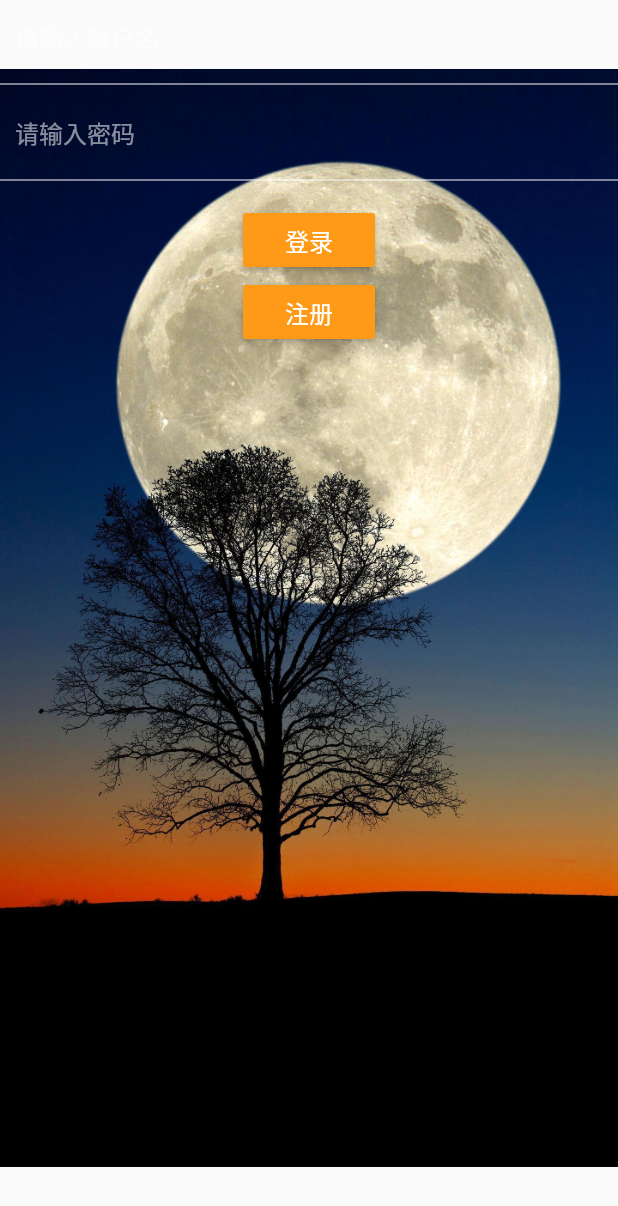
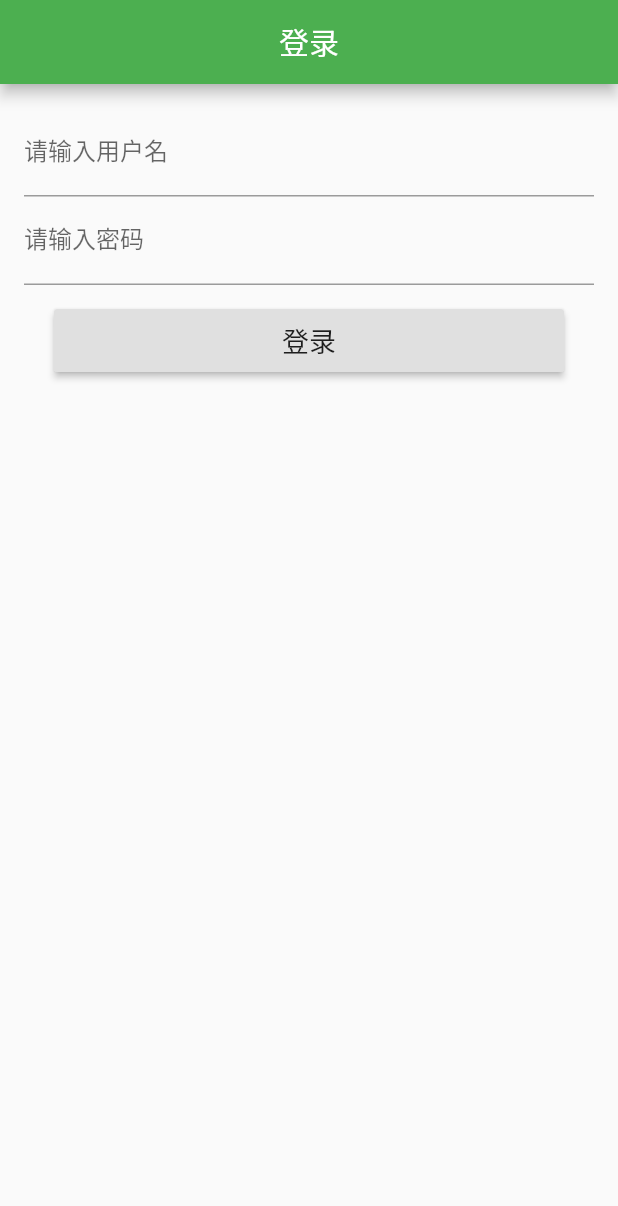
Before and after one commit to krilie/lico_app, a Flutter app: the screen it shows after launch, on a phone screen of 412 x 824 dp. Shown: the top 1206 px of the screen. Run offline on Flutter 3.47's test engine with Material 2 defaults, Android fonts, the phone set to English and light mode, and no system bars; drawn by our look-alikes of oktoast; our stand-ins replace dio, shared_preferences; generated files the repository leaves out were written again.

Commit message:
注册页面

```diff
--- a/lib/splash_page/splash.dart
+++ b/lib/splash_page/splash.dart
@@ -35,7 +35,7 @@ class _SplashPage extends State<SplashPage> {
       if (!isStartHomePage) {
         //跳转主页 且销毁当前页面
         Navigator.of(context).pushAndRemoveUntil(
-            new MaterialPageRoute(builder: (context) => new LoginScreen()),
+            new MaterialPageRoute(builder: (context) => new UserLoginScreen()),
             (Route<dynamic> rout) => false);
         isStartHomePage = true;
       }
--- a/lib/user/user_login.dart
+++ b/lib/user/user_login.dart
@@ -1,205 +1,70 @@
-import 'package:dio/dio.dart';
 import 'package:flutter/material.dart';
-import 'package:lico_app/data_storage/kvstorage.dart';
 import 'package:lico_app/network/http_api.dart';
-import 'package:lico_app/network/http_api_model.dart';
-import 'package:lico_app/user/user_register.dart';
-import 'package:oktoast/oktoast.dart';
-import 'package:shared_preferences/shared_preferences.dart';
 
-import 'package:lico_app/HomePage.dart';
-
-class LoginScreen extends StatelessWidget {
+class UserLoginScreen extends StatefulWidget {
   @override
-  Widget build(BuildContext context) {
-    return new MaterialApp(
-      title: '登录',
-      home: _LoginScreen(),
-    );
-  }
+  _UserLoginScreen createState() => _UserLoginScreen();
 }
 
-class _LoginScreen extends StatefulWidget {
-  @override
-  _LoginScreenState createState() => _LoginScreenState();
-}
-
-class _LoginScreenState extends State<_LoginScreen> {
-  TextEditingController phoneController = TextEditingController();
-  TextEditingController passController = TextEditingController();
-  FocusNode secondTextFieldNode = FocusNode();
-  Container loadingDialog;
-
-  // 显示加载进度条
-  showLoadingDialog() {
-    setState(() {
-      loadingDialog = Container(
-          constraints: BoxConstraints.expand(),
-          color: Color(0x80000000),
-          child: Center(
-            child: CircularProgressIndicator(),
-          ));
-    });
-  }
-
-  // 隐藏加载进度条
-  hideLoadingDialog() {
-    setState(() {
-      loadingDialog = Container();
-    });
-  }
-
-  void login() async {
-    if (phoneController.text.length != 11) {
-      showToast("请输入11位手机号码");
-    } else if (passController.text.length == 0) {
-      showToast("密码不能为空");
-    } else {
-      showLoadingDialog();
-      // 检查登录状态
-      try {
-        UserLoginRet ret = await api.instance
-            .userLogin(phoneController.text, passController.text);
-        KvStorage.setUserInfo(null, null, ret.token);
-        //跳转主页 且销毁当前页面
-        Navigator.of(context).pushAndRemoveUntil(
-            MaterialPageRoute(builder: (context) => new HomePage()),
-            (Route<dynamic> rout) => false);
-      } catch (e) {
-      } finally {
-        hideLoadingDialog();
-      }
-    }
-  }
-
-  @override
-  void initState() {
-    super.initState();
-    hideLoadingDialog();
-  }
+class _UserLoginScreen extends State<UserLoginScreen> {
+  GlobalKey<FormState> registerKey = GlobalKey<FormState>();
+  String loginName; // 用
+  String password; // 密码
 
   @override
   Widget build(BuildContext context) {
     return Scaffold(
-      body: Stack(
-        alignment: Alignment(0.0, -1.0),
-        children: [
-          // 背景图
-          ConstrainedBox(
-            constraints: BoxConstraints.expand(),
-            child: new Image.asset(
-              "images/flower2.jpg",
-              fit: BoxFit.fitWidth,
-            ),
-          ),
-          Padding(
-            padding: EdgeInsets.fromLTRB(0.0, 0.0,0.0, 0.0),
-            // 滚动布局，输入法键盘打开时输入框可以上移
-            child: SingleChildScrollView(
+        appBar: AppBar(centerTitle: true, title: Text("登录")),
+        body: Column(
+          children: <Widget>[
+            Container(
+              padding: const EdgeInsets.all(16.0),
+              child: Form(
+                key: registerKey,
                 child: Column(
                   children: <Widget>[
-                // 输入框卡片
-                Padding(
-                  padding: EdgeInsets.fromLTRB(0.0, 0.0, 0.0, 0.0),
-                  child: Stack(
-                    alignment: Alignment(0.0, -1.0),
-                    children: <Widget>[
-                         Column(
-                          children: <Widget>[
-                            TextField(
-                              // 控制器用于获取输入的内容
-                              controller: phoneController,
-                              // 键盘格式
-                              keyboardType: TextInputType.number,
-                              // 光标颜色
-                              cursorColor: Colors.white,
-                              // 键盘动作按钮，如“下一步”
-                              textInputAction: TextInputAction.next,
-                              // 键盘动作按钮点击之后执行的代码：
-                              //光标切换到指定的输入框
-                              onEditingComplete: () => FocusScope.of(context)
-                                  .requestFocus(secondTextFieldNode),
-                              // 文本样式
-                              style: new TextStyle(color: Colors.white),
-                              decoration: InputDecoration(
-                                  // 输入框文本周边的距离
-                                  contentPadding: EdgeInsets.all(10.0),
-                                  // 输入框边框
-                                  border: InputBorder.none,
-                                  // 提示文字
-                                  hintText: '请输入账户名',
-                                  // 提示文本颜色
-                                  hintStyle:
-                                      new TextStyle(color: Colors.white54)),
-                              autofocus: false, // 是否自动获取焦点
+                    TextFormField(
+                      decoration: new InputDecoration(labelText: "请输入用户名"),
+                      onSaved: (value) {
+                        loginName = value;
+                      },
+                      onFieldSubmitted: (value) {},
                     ),
-                            Divider(
-                              color: Colors.white,
-                            ),
-                            TextField(
-                              controller: passController,
-                              keyboardType: TextInputType.text,
-                              cursorColor: Colors.white,
-                              focusNode: secondTextFieldNode,
-                              onEditingComplete: () {
-                                login();
+                    TextFormField(
+                      decoration: InputDecoration(labelText: "请输入密码"),
+                      obscureText: true,
+                      validator: (value) {
+
                       },
-                              textInputAction: TextInputAction.done,
-                              obscureText: true,
-                              style: new TextStyle(color: Colors.white),
-                              decoration: InputDecoration(
-                                  contentPadding: EdgeInsets.all(10.0),
-                                  border: InputBorder.none,
-                                  hintText: '请输入密码',
-                                  hintStyle:
-                                      new TextStyle(color: Colors.white54)),
-                              autofocus: false,
-                            ),
-                            Divider(
-                              color: Colors.white,
-                            ),
-                          ],
-                        ),
-                    ],
-                  ),
-                ), // 登录按钮
-                Padding(
-                  padding: EdgeInsets.all(8),
-                  child: Column(
-                    children: <Widget>[
-                      RaisedButton(
-                        onPressed: () {
-                          login();
+                      onSaved: (value) {
+                        password = value;
                       },
-                        color: Color(0xffFE9A18),
-                        child: Text(
-                          "登录",
-                          style: TextStyle(color: Colors.white, fontSize: 16.0),
-                        ),
-                      ),
-                      RaisedButton(
-                        onPressed: () {
-                          // 调到注册界面
-                          Navigator.of(context)
-                              .push(MaterialPageRoute(builder: (context) {
-                            return UserRegisterScreen();
-                          }));
-                        },
-                        color: Color(0xffFE9A18),
-                        child: Text(
-                          "注册",
-                          style: TextStyle(color: Colors.white, fontSize: 16.0),
-                        ),
-                      ),
+                    )
                   ],
                 ),
               ),
+            ),
+            SizedBox(
+              width: 340,
+              height: 42,
+              child: RaisedButton(
+                onPressed: () {
+                  // 登录
+                  var registerForm = registerKey.currentState;
+                  if (registerForm.validate()) {
+                    registerForm.save();
+                    api.instance.userRegister(loginName, password).then((o) {
+                      debugPrint("register ok ${o.code} ${o.message}");
+                    });
+                  }
+                },
+                child: Text(
+                  '登录',
+                  style: TextStyle(fontSize: 18.0),
+                ),
+              ),
+            )
           ],
-            )),
-          ),
-          loadingDialog
-        ],
-      ),
-    );
+        ));
   }
 }
```
Lines whose indentation alone changed are shown as unchanged.
